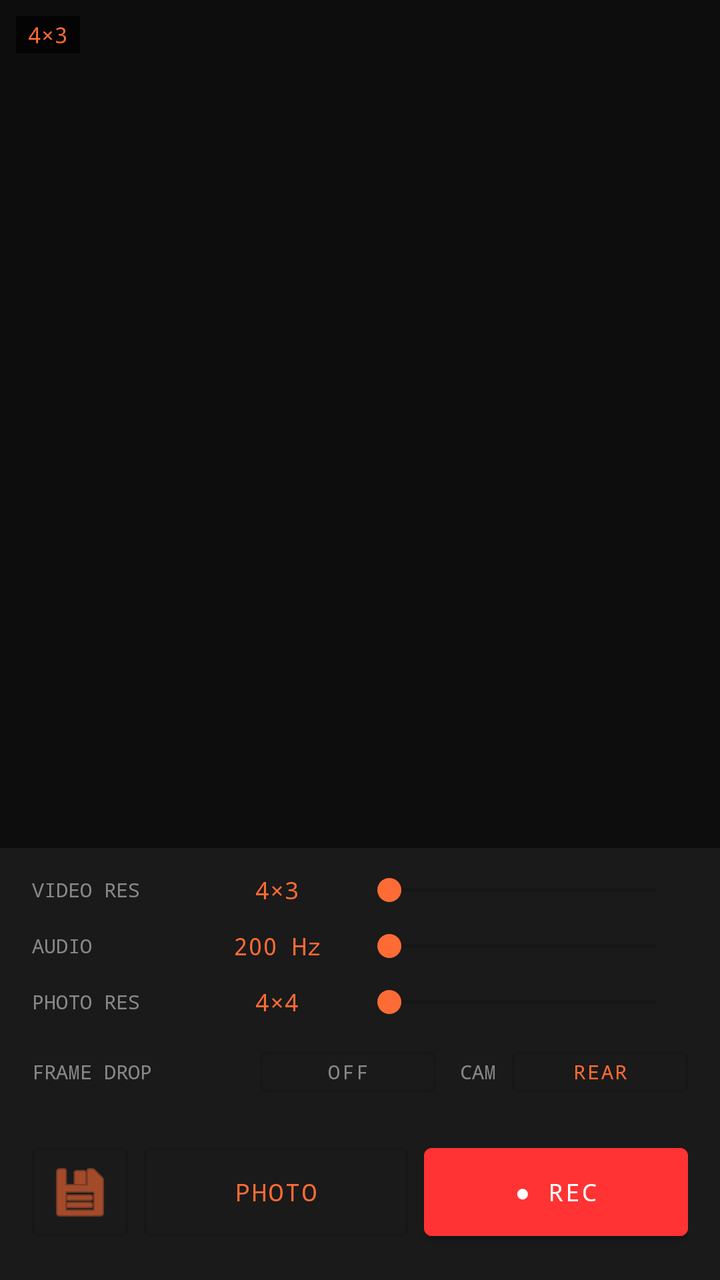
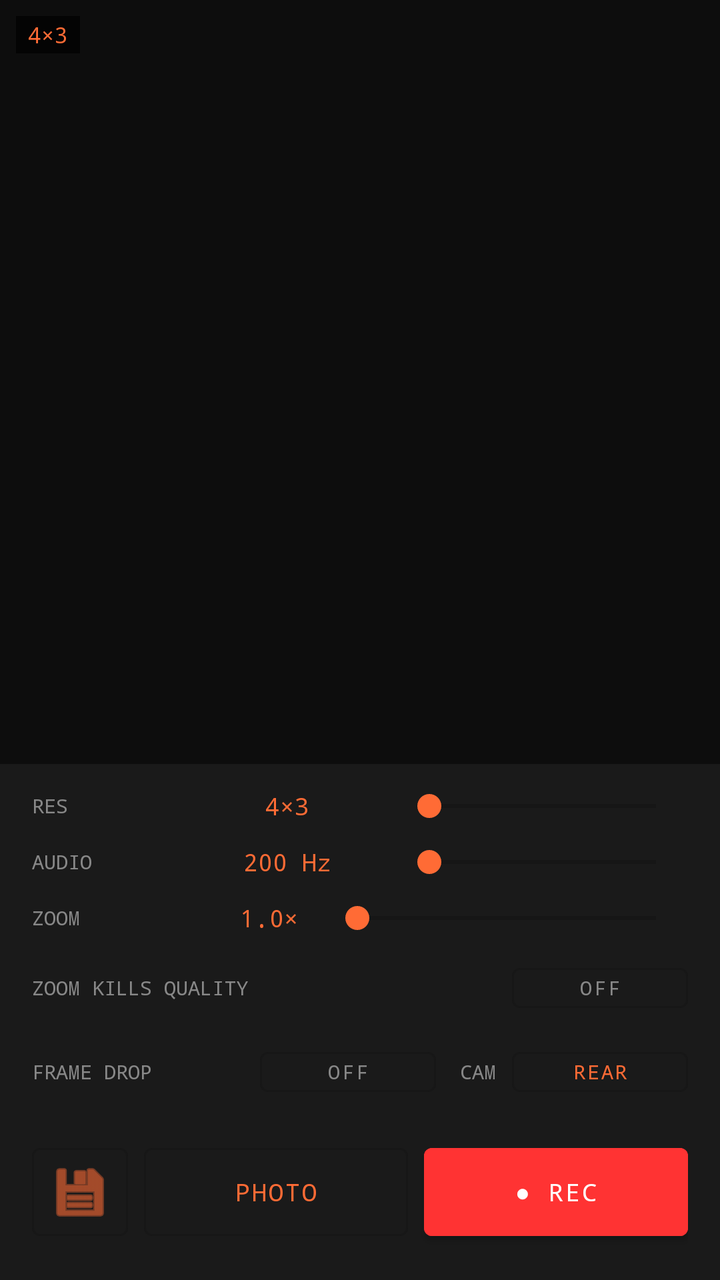

The first picture is an Android layout as it rendered before a commit; the second is the same layout after the commit. The layout source and the unified diff follow.
<!-- AndroidManifest.xml: application theme Theme.TrashCam -->
<!-- res/layout/activity_main.xml -->
<?xml version="1.0" encoding="utf-8"?>
<androidx.constraintlayout.widget.ConstraintLayout
    xmlns:android="http://schemas.android.com/apk/res/android"
    xmlns:app="http://schemas.android.com/apk/res-auto"
    android:layout_width="match_parent"
    android:layout_height="match_parent"
    android:background="@color/bg">

    
    <TextureView
        android:id="@+id/textureView"
        android:layout_width="0dp"
        android:layout_height="0dp"
        app:layout_constraintTop_toTopOf="parent"
        app:layout_constraintStart_toStartOf="parent"
        app:layout_constraintEnd_toEndOf="parent"
        app:layout_constraintBottom_toTopOf="@id/controlsPanel"
        app:layout_constraintDimensionRatio="H,3:4"
        android:alpha="0.01"/>

    <ImageView
        android:id="@+id/pixelatedOverlay"
        android:layout_width="0dp"
        android:layout_height="0dp"
        android:scaleType="fitCenter"
        app:layout_constraintTop_toTopOf="@id/textureView"
        app:layout_constraintBottom_toBottomOf="@id/textureView"
        app:layout_constraintStart_toStartOf="@id/textureView"
        app:layout_constraintEnd_toEndOf="@id/textureView"/>

    
    <TextView
        android:id="@+id/resLabel"
        android:layout_width="wrap_content"
        android:layout_height="wrap_content"
        android:text="4×3"
        android:textColor="@color/accent"
        android:textSize="11sp"
        android:fontFamily="monospace"
        android:background="#AA000000"
        android:paddingHorizontal="6dp"
        android:paddingVertical="2dp"
        app:layout_constraintTop_toTopOf="@id/textureView"
        app:layout_constraintStart_toStartOf="@id/textureView"
        android:layout_margin="8dp"/>

    
    <TextView
        android:id="@+id/recIndicator"
        android:layout_width="wrap_content"
        android:layout_height="wrap_content"
        android:text="● REC"
        android:textColor="@color/rec_red"
        android:textSize="12sp"
        android:fontFamily="monospace"
        android:background="#AA000000"
        android:paddingHorizontal="6dp"
        android:paddingVertical="2dp"
        android:visibility="gone"
        app:layout_constraintTop_toTopOf="@id/textureView"
        app:layout_constraintEnd_toEndOf="@id/textureView"
        android:layout_margin="8dp"/>

    
    <LinearLayout
        android:id="@+id/controlsPanel"
        android:layout_width="0dp"
        android:layout_height="wrap_content"
        android:orientation="vertical"
        android:background="@color/surface"
        android:paddingTop="12dp"
        android:paddingBottom="16dp"
        android:paddingHorizontal="16dp"
        app:layout_constraintBottom_toBottomOf="parent"
        app:layout_constraintStart_toStartOf="parent"
        app:layout_constraintEnd_toEndOf="parent">

        
        <LinearLayout
            android:layout_width="match_parent"
            android:layout_height="wrap_content"
            android:orientation="horizontal"
            android:gravity="center_vertical"
            android:layout_marginBottom="10dp">

            <TextView
                android:layout_width="0dp"
                android:layout_height="wrap_content"
                android:layout_weight="1"
                android:text="VIDEO RES"
                android:textColor="@color/text_secondary"
                android:textSize="10sp"
                android:fontFamily="monospace"/>

            <TextView
                android:id="@+id/videoResValue"
                android:layout_width="wrap_content"
                android:layout_height="wrap_content"
                android:text="4×3"
                android:textColor="@color/accent"
                android:textSize="12sp"
                android:fontFamily="monospace"
                android:minWidth="80dp"
                android:gravity="center"/>

            <SeekBar
                android:id="@+id/videoResSeek"
                android:layout_width="0dp"
                android:layout_height="wrap_content"
                android:layout_weight="2"
                android:max="5"
                android:progress="0"
                android:progressTint="@color/accent"
                android:thumbTint="@color/accent"/>
        </LinearLayout>

        
        <LinearLayout
            android:layout_width="match_parent"
            android:layout_height="wrap_content"
            android:orientation="horizontal"
            android:gravity="center_vertical"
            android:layout_marginBottom="10dp">

            <TextView
                android:layout_width="0dp"
                android:layout_height="wrap_content"
                android:layout_weight="1"
                android:text="AUDIO"
                android:textColor="@color/text_secondary"
                android:textSize="10sp"
                android:fontFamily="monospace"/>

            <TextView
                android:id="@+id/audioQualityValue"
                android:layout_width="wrap_content"
                android:layout_height="wrap_content"
                android:text="200 Hz"
                android:textColor="@color/accent"
                android:textSize="12sp"
                android:fontFamily="monospace"
                android:minWidth="80dp"
                android:gravity="center"/>

            <SeekBar
                android:id="@+id/audioQualitySeek"
                android:layout_width="0dp"
                android:layout_height="wrap_content"
                android:layout_weight="2"
                android:max="5"
                android:progress="0"
                android:progressTint="@color/accent"
                android:thumbTint="@color/accent"/>
        </LinearLayout>

        
        <LinearLayout
            android:layout_width="match_parent"
            android:layout_height="wrap_content"
            android:orientation="horizontal"
            android:gravity="center_vertical"
            android:layout_marginBottom="10dp">

            <TextView
                android:layout_width="0dp"
                android:layout_height="wrap_content"
                android:layout_weight="1"
                android:text="PHOTO RES"
                android:textColor="@color/text_secondary"
                android:textSize="10sp"
                android:fontFamily="monospace"/>

            <TextView
                android:id="@+id/photoResValue"
                android:layout_width="wrap_content"
                android:layout_height="wrap_content"
                android:text="4×4"
                android:textColor="@color/accent"
                android:textSize="12sp"
                android:fontFamily="monospace"
                android:minWidth="80dp"
                android:gravity="center"/>

            <SeekBar
                android:id="@+id/photoResSeek"
                android:layout_width="0dp"
                android:layout_height="wrap_content"
                android:layout_weight="2"
                android:max="5"
                android:progress="0"
                android:progressTint="@color/accent"
                android:thumbTint="@color/accent"/>
        </LinearLayout>

        
        <LinearLayout
            android:layout_width="match_parent"
            android:layout_height="wrap_content"
            android:orientation="horizontal"
            android:gravity="center_vertical"
            android:layout_marginBottom="16dp">

            <TextView
                android:layout_width="0dp"
                android:layout_height="wrap_content"
                android:layout_weight="1"
                android:text="FRAME DROP"
                android:textColor="@color/text_secondary"
                android:textSize="10sp"
                android:fontFamily="monospace"/>

            <com.google.android.material.button.MaterialButton
                android:id="@+id/btnFrameDrop"
                android:layout_width="wrap_content"
                android:layout_height="wrap_content"
                android:text="OFF"
                android:textSize="10sp"
                android:fontFamily="monospace"
                android:textColor="@color/text_secondary"
                android:backgroundTint="@color/surface"
                android:strokeColor="@color/text_secondary"
                app:strokeWidth="1dp"
                style="@style/Widget.MaterialComponents.Button.OutlinedButton"
                android:minHeight="32dp"
                android:padding="0dp"
                android:layout_marginEnd="12dp"/>

            <TextView
                android:layout_width="wrap_content"
                android:layout_height="wrap_content"
                android:text="CAM"
                android:textColor="@color/text_secondary"
                android:textSize="10sp"
                android:fontFamily="monospace"
                android:layout_marginEnd="8dp"/>

            <com.google.android.material.button.MaterialButton
                android:id="@+id/btnSwitchCam"
                android:layout_width="wrap_content"
                android:layout_height="wrap_content"
                android:text="REAR"
                android:textSize="10sp"
                android:fontFamily="monospace"
                android:textColor="@color/accent"
                android:backgroundTint="@color/surface"
                android:strokeColor="@color/accent"
                app:strokeWidth="1dp"
                style="@style/Widget.MaterialComponents.Button.OutlinedButton"
                android:minHeight="32dp"
                android:padding="0dp"/>
        </LinearLayout>

        
        <LinearLayout
            android:layout_width="match_parent"
            android:layout_height="wrap_content"
            android:orientation="horizontal"
            android:gravity="center">

            <com.google.android.material.button.MaterialButton
                android:id="@+id/btnFolder"
                android:layout_width="48dp"
                android:layout_height="56dp"
                android:layout_marginEnd="8dp"
                android:insetLeft="0dp"
                android:insetRight="0dp"
                android:padding="0dp"
                app:icon="@android:drawable/ic_menu_save"
                app:iconGravity="textStart"
                app:iconPadding="0dp"
                android:backgroundTint="@color/surface"
                android:strokeColor="@color/accent"
                app:strokeWidth="1dp"
                style="@style/Widget.MaterialComponents.Button.OutlinedButton"/>

            
            <com.google.android.material.button.MaterialButton
                android:id="@+id/btnPhoto"
                android:layout_width="0dp"
                android:layout_height="56dp"
                android:layout_weight="1"
                android:layout_marginEnd="8dp"
                android:text="PHOTO"
                android:textSize="12sp"
                android:fontFamily="monospace"
                android:backgroundTint="@color/surface"
                android:strokeColor="@color/accent"
                app:strokeWidth="1dp"
                style="@style/Widget.MaterialComponents.Button.OutlinedButton"/>

            
            <com.google.android.material.button.MaterialButton
                android:id="@+id/btnRecord"
                android:layout_width="0dp"
                android:layout_height="56dp"
                android:layout_weight="1"
                android:text="● REC"
                android:textSize="12sp"
                android:fontFamily="monospace"
                android:backgroundTint="@color/rec_red"
                style="@style/Widget.MaterialComponents.Button"/>

        </LinearLayout>

    </LinearLayout>

</androidx.constraintlayout.widget.ConstraintLayout>
<!-- resources referenced by this layout -->
<resources>
  <color name="accent">#FF6B35</color>
  <color name="bg">#0D0D0D</color>
  <color name="rec_red">#FF3333</color>
  <color name="surface">#1A1A1A</color>
  <color name="text_secondary">#888888</color>
  <style name="Theme.TrashCam" parent="Theme.MaterialComponents.DayNight.NoActionBar">
          <item name="colorPrimary">#FF6B35</item>
          <item name="colorPrimaryVariant">#CC4400</item>
          <item name="colorOnPrimary">#FFFFFF</item>
          <item name="android:windowBackground">#0D0D0D</item>
          <item name="android:statusBarColor">#0D0D0D</item>
          <item name="android:navigationBarColor">#0D0D0D</item>
      </style>
</resources>

<!-- the commit's change to res/layout/activity_main.xml (unified diff, before → after) -->
@@ -87,24 +87,63 @@
                 android:layout_width="0dp"
                 android:layout_height="wrap_content"
                 android:layout_weight="1"
-                android:text="VIDEO RES"
-                android:textColor="@color/text_secondary"
-                android:textSize="10sp"
-                android:fontFamily="monospace"/>
-
-            <TextView
-                android:id="@+id/videoResValue"
+                android:text="RES"
+                android:textColor="@color/text_secondary"
+                android:textSize="10sp"
+                android:fontFamily="monospace"/>
+
+            <TextView
+                android:id="@+id/resValue"
                 android:layout_width="wrap_content"
                 android:layout_height="wrap_content"
                 android:text="4×3"
                 android:textColor="@color/accent"
                 android:textSize="12sp"
                 android:fontFamily="monospace"
-                android:minWidth="80dp"
+                android:minWidth="110dp"
                 android:gravity="center"/>
 
             <SeekBar
-                android:id="@+id/videoResSeek"
+                android:id="@+id/resSeek"
+                android:layout_width="0dp"
+                android:layout_height="wrap_content"
+                android:layout_weight="2"
+                android:max="7"
+                android:progress="0"
+                android:progressTint="@color/accent"
+                android:thumbTint="@color/accent"/>
+        </LinearLayout>
+
+        
+        <LinearLayout
+            android:layout_width="match_parent"
+            android:layout_height="wrap_content"
+            android:orientation="horizontal"
+            android:gravity="center_vertical"
+            android:layout_marginBottom="10dp">
+
+            <TextView
+                android:layout_width="0dp"
+                android:layout_height="wrap_content"
+                android:layout_weight="1"
+                android:text="AUDIO"
+                android:textColor="@color/text_secondary"
+                android:textSize="10sp"
+                android:fontFamily="monospace"/>
+
+            <TextView
+                android:id="@+id/audioQualityValue"
+                android:layout_width="wrap_content"
+                android:layout_height="wrap_content"
+                android:text="200 Hz"
+                android:textColor="@color/accent"
+                android:textSize="12sp"
+                android:fontFamily="monospace"
+                android:minWidth="110dp"
+                android:gravity="center"/>
+
+            <SeekBar
+                android:id="@+id/audioQualitySeek"
                 android:layout_width="0dp"
                 android:layout_height="wrap_content"
                 android:layout_weight="2"
@@ -126,28 +165,28 @@
                 android:layout_width="0dp"
                 android:layout_height="wrap_content"
                 android:layout_weight="1"
-                android:text="AUDIO"
-                android:textColor="@color/text_secondary"
-                android:textSize="10sp"
-                android:fontFamily="monospace"/>
-
-            <TextView
-                android:id="@+id/audioQualityValue"
-                android:layout_width="wrap_content"
-                android:layout_height="wrap_content"
-                android:text="200 Hz"
+                android:text="ZOOM"
+                android:textColor="@color/text_secondary"
+                android:textSize="10sp"
+                android:fontFamily="monospace"/>
+
+            <TextView
+                android:id="@+id/zoomValue"
+                android:layout_width="wrap_content"
+                android:layout_height="wrap_content"
+                android:text="1.0×"
                 android:textColor="@color/accent"
                 android:textSize="12sp"
                 android:fontFamily="monospace"
-                android:minWidth="80dp"
+                android:minWidth="56dp"
                 android:gravity="center"/>
 
             <SeekBar
-                android:id="@+id/audioQualitySeek"
+                android:id="@+id/zoomSeek"
                 android:layout_width="0dp"
                 android:layout_height="wrap_content"
                 android:layout_weight="2"
-                android:max="5"
+                android:max="100"
                 android:progress="0"
                 android:progressTint="@color/accent"
                 android:thumbTint="@color/accent"/>
@@ -165,31 +204,25 @@
                 android:layout_width="0dp"
                 android:layout_height="wrap_content"
                 android:layout_weight="1"
-                android:text="PHOTO RES"
-                android:textColor="@color/text_secondary"
-                android:textSize="10sp"
-                android:fontFamily="monospace"/>
-
-            <TextView
-                android:id="@+id/photoResValue"
-                android:layout_width="wrap_content"
-                android:layout_height="wrap_content"
-                android:text="4×4"
-                android:textColor="@color/accent"
-                android:textSize="12sp"
-                android:fontFamily="monospace"
-                android:minWidth="80dp"
-                android:gravity="center"/>
-
-            <SeekBar
-                android:id="@+id/photoResSeek"
-                android:layout_width="0dp"
-                android:layout_height="wrap_content"
-                android:layout_weight="2"
-                android:max="5"
-                android:progress="0"
-                android:progressTint="@color/accent"
-                android:thumbTint="@color/accent"/>
+                android:text="ZOOM KILLS QUALITY"
+                android:textColor="@color/text_secondary"
+                android:textSize="10sp"
+                android:fontFamily="monospace"/>
+
+            <com.google.android.material.button.MaterialButton
+                android:id="@+id/btnZoomLoss"
+                android:layout_width="wrap_content"
+                android:layout_height="wrap_content"
+                android:text="OFF"
+                android:textSize="10sp"
+                android:fontFamily="monospace"
+                android:textColor="@color/text_secondary"
+                android:backgroundTint="@color/surface"
+                android:strokeColor="@color/text_secondary"
+                app:strokeWidth="1dp"
+                style="@style/Widget.MaterialComponents.Button.OutlinedButton"
+                android:minHeight="32dp"
+                android:padding="0dp"/>
         </LinearLayout>
 
         
